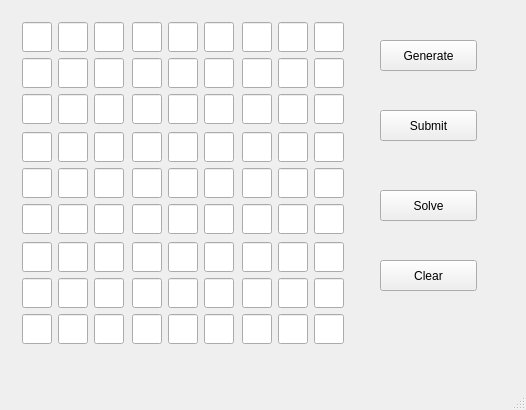
This is 数据结构课设/LastTry/mainwindow.ui in HUSTERGS/HUSTCS as Qt 5 draws it before an edit. The edited form follows.
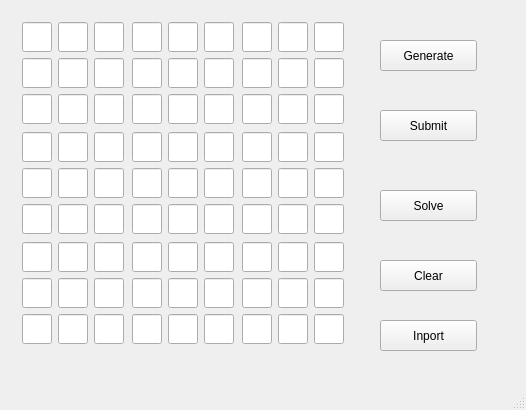
This is the edited form.

```diff
--- a/数据结构课设/LastTry/mainwindow.ui
+++ b/数据结构课设/LastTry/mainwindow.ui
@@ -2100,6 +2100,19 @@
      <set>Qt::AlignCenter</set>
     </property>
    </widget>
+   <widget class="QPushButton" name="pushButton_5">
+    <property name="geometry">
+     <rect>
+      <x>380</x>
+      <y>320</y>
+      <width>97</width>
+      <height>31</height>
+     </rect>
+    </property>
+    <property name="text">
+     <string>Inport</string>
+    </property>
+   </widget>
   </widget>
   <widget class="QStatusBar" name="statusBar"/>
  </widget>
```
Left out of the diff: 405 changed lines with no effect on the pictures.
